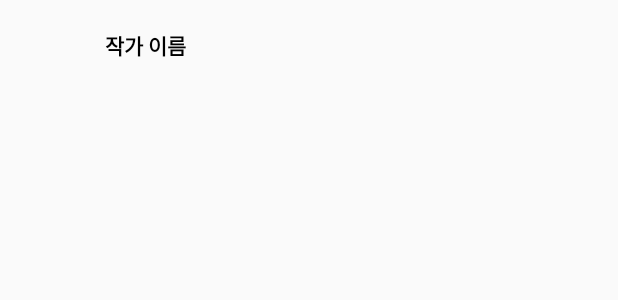
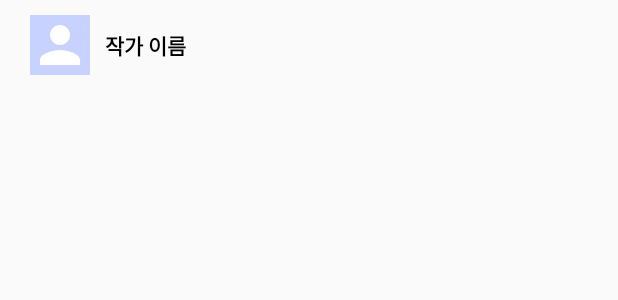
Before and after one commit to android-sample-apps/GiveMeKeyword, an Android app: the layout favorite_person_list.xml on its own in the app's theme, with its tools: preview values and no code run, on a phone screen of 412 x 824 dp. Shown: the top 300 px of the screen. Run offline under Robolectric (Android 15) with nearby library versions, the phone set to English and light mode, and no system bars.

```diff
--- a/app/src/main/java/com/mut_jaeryo/givmkeyword/DrawingMainActivity.kt
+++ b/app/src/main/java/com/mut_jaeryo/givmkeyword/DrawingMainActivity.kt
@@ -187,6 +187,7 @@ class DrawingMainActivity : AppCompatActivity() {
                         }
 
                         canScroll = !(moreCheck < 25)
+                        draw_slide_favorite_list.visibility = View.VISIBLE
                         adapter.notifyDataSetChanged()
                     }catch (e : ArrayIndexOutOfBoundsException)
                     {
--- /dev/null
+++ b/app/src/main/res/drawable/person.xml
@@ -0,0 +1,5 @@
+<vector android:height="24dp" android:tint="#FFFFFF"
+    android:viewportHeight="24.0" android:viewportWidth="24.0"
+    android:width="24dp" xmlns:android="http://schemas.android.com/apk/res/android">
+    <path android:fillColor="#FF000000" android:pathData="M12,12c2.21,0 4,-1.79 4,-4s-1.79,-4 -4,-4 -4,1.79 -4,4 1.79,4 4,4zM12,14c-2.67,0 -8,1.34 -8,4v2h16v-2c0,-2.66 -5.33,-4 -8,-4z"/>
+</vector>
--- a/app/src/main/res/layout/activity_drawing_main.xml
+++ b/app/src/main/res/layout/activity_drawing_main.xml
@@ -158,8 +158,11 @@
 
         <androidx.recyclerview.widget.RecyclerView
             android:layout_width="match_parent"
-            android:layout_height="wrap_content"
+            android:layout_height="match_parent"
             android:visibility="invisible"
+            android:layout_marginTop="15dp"
+            android:padding="5dp"
+            android:background="@drawable/shape_sqare"
             android:layout_below="@id/drawing_slide_favorite_count"
             android:id="@+id/draw_slide_favorite_list"
             >
--- a/app/src/main/res/layout/favorite_person_list.xml
+++ b/app/src/main/res/layout/favorite_person_list.xml
@@ -10,6 +10,8 @@
         android:layout_marginTop="10dp"
         android:layout_marginBottom="10dp"
         android:id="@+id/favorite_profile"
+        android:src="@drawable/person"
+        android:background="@color/colorNotAccent"
         android:layout_height="40dp">
 
     </de.hdodenhof.circleimageview.CircleImageView>
```
Also changed, not shown: app/src/main/java/com/mut_jaeryo/givmkeyword/StoryFragment.kt (+9 -4 lines).
